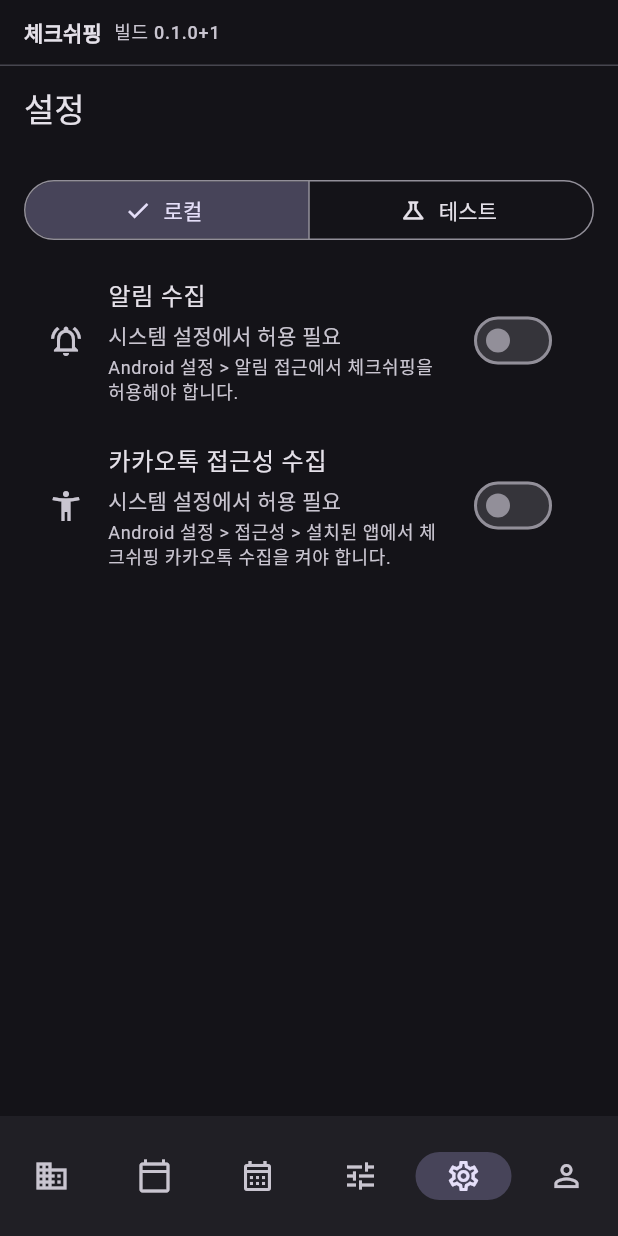
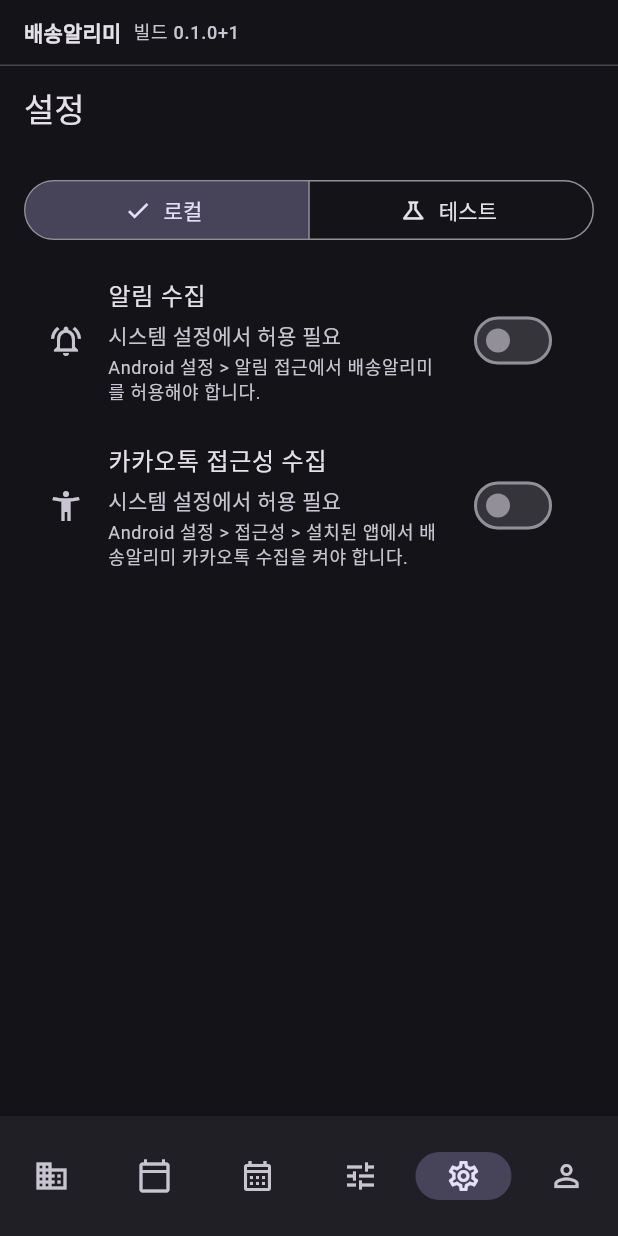
Before and after one commit to madwind0526/DeliveryAlrim, a Flutter app: the SettingsScreen screen opened by its route, on a phone screen of 412 x 824 dp. Run offline on Flutter 3.47's test engine with Material 3 defaults, Android fonts, the phone set to English and light mode, and no system bars; our stand-ins replace drift, drift_flutter, flutter_riverpod, flutter_secure_storage, go_router, package_info_plus and 1 more; accounts and stored records are empty; generated files the repository leaves out were written again.

Commit message:
chore: rename app display name

```diff
--- a/app/lib/core/strings_ko.dart
+++ b/app/lib/core/strings_ko.dart
@@ -1,7 +1,7 @@
 /// Centralized Korean UI strings.
 /// All user-visible text lives here (global rule G-02).
 abstract final class StringsKo {
-  static const appTitle = '체크쉬핑';
+  static const appTitle = '배송알리미';
 
   // Parcel list
   static const parcelListTitle = '내 배송';
@@ -66,9 +66,9 @@ abstract final class StringsKo {
   static const settingPermissionOn = '시스템 설정에서 허용됨';
   static const settingPermissionOff = '시스템 설정에서 허용 필요';
   static const settingNotificationSystemHint =
-      'Android 설정 > 알림 접근에서 체크쉬핑을 허용해야 합니다.';
+      'Android 설정 > 알림 접근에서 배송알리미를 허용해야 합니다.';
   static const settingAccessibilitySystemHint =
-      'Android 설정 > 접근성 > 설치된 앱에서 체크쉬핑 카카오톡 수집을 켜야 합니다.';
+      'Android 설정 > 접근성 > 설치된 앱에서 배송알리미 카카오톡 수집을 켜야 합니다.';
   static const settingOpenSettingsFailed = '시스템 설정 화면을 열 수 없습니다';
   static const userTitle = '사용자';
   static const userEmailSection = '이메일 모니터링';
```
Also changed, not shown: 9 other files.
